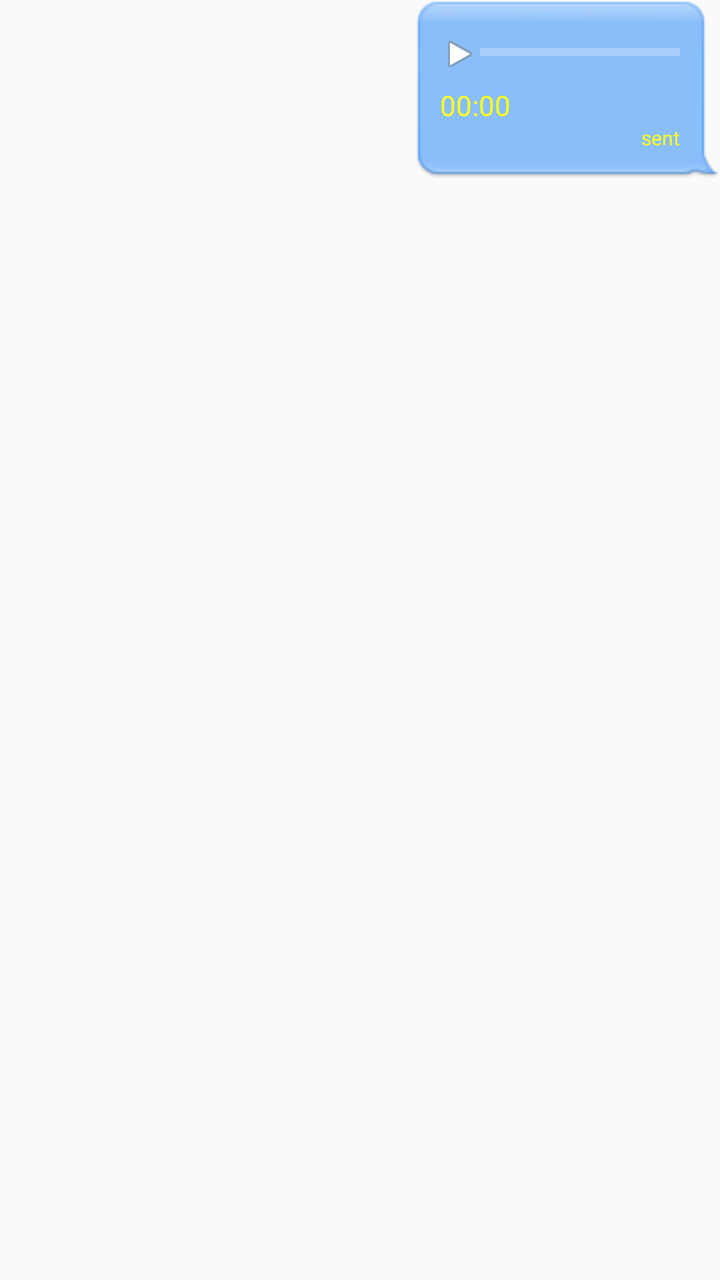
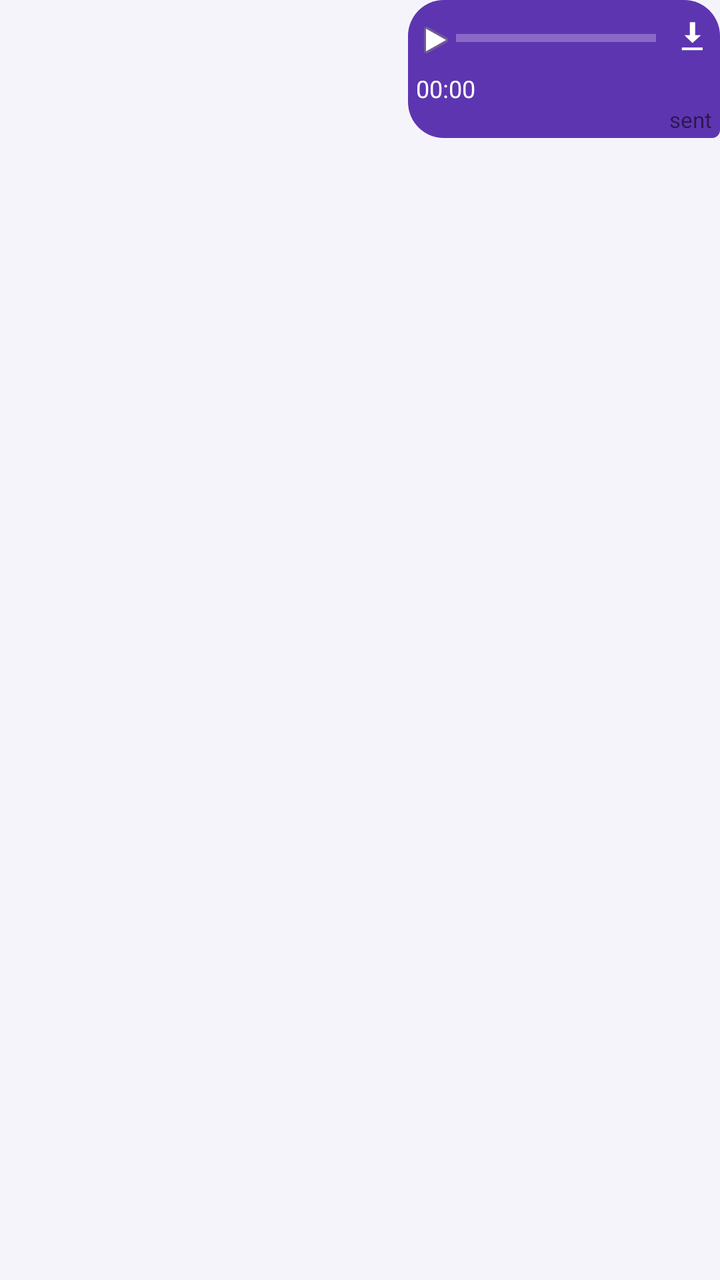

Compare the two renders of this Android layout. The source of the first and the diff that turns it into the second are given below.
<!-- AndroidManifest.xml: application theme Theme.MyApplication -->
<!-- res/layout/me_audio.xml -->
<androidx.constraintlayout.widget.ConstraintLayout xmlns:android="http://schemas.android.com/apk/res/android"
xmlns:app="http://schemas.android.com/apk/res-auto"
android:layout_width="match_parent"
android:layout_height="wrap_content">

<LinearLayout
android:layout_width="wrap_content"
android:layout_height="wrap_content"
android:orientation="vertical"
android:id="@+id/text_p"
android:background="@drawable/in_message_bg"
app:layout_constraintBottom_toTopOf="@+id/time"
app:layout_constraintRight_toRightOf="parent">

<LinearLayout
android:layout_width="match_parent"
android:layout_height="wrap_content">

<ImageView
android:id="@+id/audio"
android:layout_height="wrap_content"
android:src="@android:drawable/ic_media_play"
android:layout_width="20dp" />

<ProgressBar
android:layout_height="wrap_content"
android:layout_width="100dp"
android:progressBackgroundTint="#fff"
android:layout_marginTop="7dp"
style="@style/Widget.AppCompat.ProgressBar.Horizontal"
android:max="130"
android:id="@+id/audio_pro" />

</LinearLayout>

<Chronometer
android:layout_height="wrap_content"
android:layout_width="match_parent"
android:id="@+id/duration" />

<TextView
android:id="@+id/status"
android:layout_width="match_parent"
android:layout_height="wrap_content"
android:textAlignment="textEnd"
android:gravity="end"
android:text="sent"
android:textSize="10sp" />

</LinearLayout>

<TextView
android:id="@+id/time"
android:layout_height="wrap_content"
android:layout_width="wrap_content"
android:textAlignment="center"
android:textColor="#333"
android:textSize="8sp"
app:layout_constraintRight_toRightOf="parent"
android:layout_marginRight="15dp"
app:layout_constraintTop_toBottomOf="@+id/text_p" />

</androidx.constraintlayout.widget.ConstraintLayout>
<!-- resources referenced by this layout -->
<resources>
  <!-- drawable in_message_bg: png bitmap (drawable, 1160 bytes) -->
  <style name="Theme.MyApplication" parent="Theme.AppCompat.Light.NoActionBar">
  
          
          <item name="colorPrimary">@color/purple_500</item>
          <item name="colorPrimaryVariant">@color/purple_700</item>
          <item name="colorOnPrimary">@color/white</item>
          
          <item name="colorSecondary">@color/teal_200</item>
          <item name="colorSecondaryVariant">@color/teal_700</item>
          <item name="colorOnSecondary">#ff3</item>
          
          <item name="android:statusBarColor" tools:targetApi="l">?attr/colorPrimaryVariant</item>
          <item name="android:navigationBarColor" tools:targetApi="l">?attr/colorPrimaryVariant</item>
  		<item name="android:textColorSecondary">#aa2</item>
  		<item name="android:textColorPrimary">#ff3</item>
  		<item name="android:textColor">#ff2</item>
  		<item name="colorSurface">?attr/colorPrimary</item>
  		<item name="android:itemBackground">?attr/colorPrimaryVariant</item>
          
      </style>
  <color name="purple_500">#FF6200EE</color>
  <color name="purple_700">#FF3700B3</color>
  <color name="white">#FFFFFFFF</color>
  <color name="teal_200">#FF03DAC5</color>
  <color name="teal_700">#FF018786</color>
</resources>

<!-- the commit's change to res/layout/me_audio.xml (unified diff, before → after) -->
@@ -1,14 +1,15 @@
 <androidx.constraintlayout.widget.ConstraintLayout xmlns:android="http://schemas.android.com/apk/res/android"
 xmlns:app="http://schemas.android.com/apk/res-auto"
 android:layout_width="match_parent"
-android:layout_height="wrap_content">
+android:layout_height="wrap_content"
+    android:paddingBottom="6dp">
 
 <LinearLayout
 android:layout_width="wrap_content"
 android:layout_height="wrap_content"
 android:orientation="vertical"
 android:id="@+id/text_p"
-android:background="@drawable/in_message_bg"
+android:background="@drawable/bubble_me"
 app:layout_constraintBottom_toTopOf="@+id/time"
 app:layout_constraintRight_toRightOf="parent">
 
@@ -31,9 +32,21 @@ style="@style/Widget.AppCompat.ProgressBar.Horizontal"
 android:max="130"
 android:id="@+id/audio_pro" />
 
+
+<ImageView
+android:id="@+id/download"
+android:layout_height="wrap_content"
+android:layout_width="20dp"
+android:layout_marginStart="8dp"
+android:padding="2dp"
+android:contentDescription="Download"
+android:src="@android:drawable/stat_sys_download" />
+
 </LinearLayout>
 
 <Chronometer
+	android:textColor="@color/bubble_me_text"
+	android:textSize="12sp"
 android:layout_height="wrap_content"
 android:layout_width="match_parent"
 android:id="@+id/duration" />
@@ -45,19 +58,19 @@ android:layout_height="wrap_content"
 android:textAlignment="textEnd"
 android:gravity="end"
 android:text="sent"
-android:textSize="10sp" />
+android:textSize="11sp" />
 
 </LinearLayout>
 
 <TextView
-android:id="@+id/time"
-android:layout_height="wrap_content"
-android:layout_width="wrap_content"
-android:textAlignment="center"
-android:textColor="#333"
-android:textSize="8sp"
-app:layout_constraintRight_toRightOf="parent"
-android:layout_marginRight="15dp"
-app:layout_constraintTop_toBottomOf="@+id/text_p" />
+		android:id="@+id/time"
+		android:layout_height="wrap_content"
+		android:layout_width="wrap_content"
+		android:textAlignment="center"
+		android:textColor="@color/message_meta_text"
+		android:textSize="11sp"
+		app:layout_constraintRight_toRightOf="parent"
+		android:layout_marginRight="25dp"
+		app:layout_constraintTop_toBottomOf="@+id/text_p" />
 
 </androidx.constraintlayout.widget.ConstraintLayout>
<!-- resource entries referenced after the edit -->
@@ -1,30 +1,46 @@
 <!-- resources referenced by this layout -->
 <resources>
-  <!-- drawable in_message_bg: png bitmap (drawable, 1160 bytes) -->
+  <color name="bubble_me_text">#FFFFFFFF</color>
+  <color name="message_meta_text">#FF6B6785</color>
+  <!-- drawable bubble_me (drawable) -->
+  <?xml version="1.0" encoding="utf-8"?>
+  <shape xmlns:android="http://schemas.android.com/apk/res/android" android:shape="rectangle">
+  	<solid android:color="@color/bubble_me" />
+  	<corners
+  		android:topLeftRadius="18dp"
+  		android:topRightRadius="18dp"
+  		android:bottomLeftRadius="18dp"
+  		android:bottomRightRadius="4dp" />
+  	<padding android:left="4dp" android:top="4dp" android:right="4dp" android:bottom="2dp" />
+  </shape>
   <style name="Theme.MyApplication" parent="Theme.AppCompat.Light.NoActionBar">
-  
-          
           <item name="colorPrimary">@color/purple_500</item>
           <item name="colorPrimaryVariant">@color/purple_700</item>
           <item name="colorOnPrimary">@color/white</item>
-          
+          <item name="colorAccent">@color/accent</item>
+  
           <item name="colorSecondary">@color/teal_200</item>
           <item name="colorSecondaryVariant">@color/teal_700</item>
-          <item name="colorOnSecondary">#ff3</item>
-          
+          <item name="colorOnSecondary">@color/white</item>
+  
+          <item name="android:windowBackground">@color/window_bg</item>
           <item name="android:statusBarColor" tools:targetApi="l">?attr/colorPrimaryVariant</item>
-          <item name="android:navigationBarColor" tools:targetApi="l">?attr/colorPrimaryVariant</item>
-  		<item name="android:textColorSecondary">#aa2</item>
-  		<item name="android:textColorPrimary">#ff3</item>
-  		<item name="android:textColor">#ff2</item>
-  		<item name="colorSurface">?attr/colorPrimary</item>
-  		<item name="android:itemBackground">?attr/colorPrimaryVariant</item>
-          
+          <item name="android:navigationBarColor" tools:targetApi="l">@color/window_bg</item>
+          <item name="android:windowLightNavigationBar" tools:targetApi="o_mr1">true</item>
+          <item name="android:textColorPrimary">@color/text_primary</item>
+          <item name="android:textColorSecondary">@color/text_secondary</item>
+          <item name="colorSurface">@color/white</item>
+          <item name="colorOnSurface">@color/text_primary</item>
       </style>
-  <color name="purple_500">#FF6200EE</color>
-  <color name="purple_700">#FF3700B3</color>
+  <color name="bubble_me">#FF5E35B1</color>
+  <color name="purple_500">#FF5E35B1</color>
+  <color name="purple_700">#FF4527A0</color>
   <color name="white">#FFFFFFFF</color>
-  <color name="teal_200">#FF03DAC5</color>
-  <color name="teal_700">#FF018786</color>
+  <color name="accent">#FF00BFA5</color>
+  <color name="teal_200">#FF00BFA5</color>
+  <color name="teal_700">#FF00897B</color>
+  <color name="window_bg">#FFF6F4FB</color>
+  <color name="text_primary">#FF1F1B2E</color>
+  <color name="text_secondary">#FF5F5B76</color>
 </resources>
 
